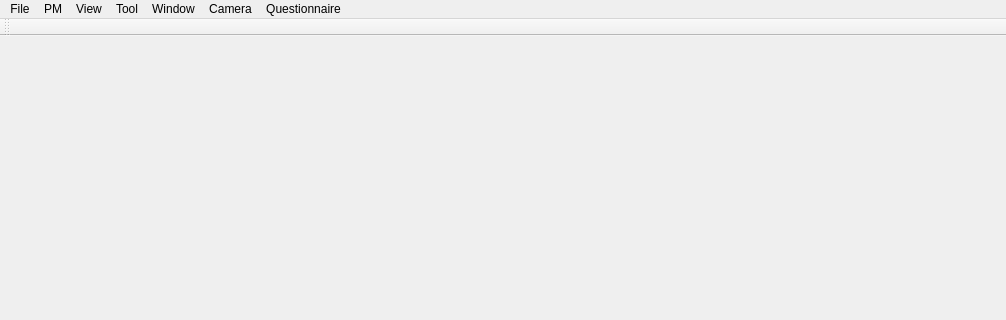
The window that ZoningPlanner/MainWindow.ui (gnishida/ZoningPlanner) describes before a commit, drawn with Qt 5; both pictures show x 0 to 1006 and y 0 to 320 of the 1006 by 800 pixel window.
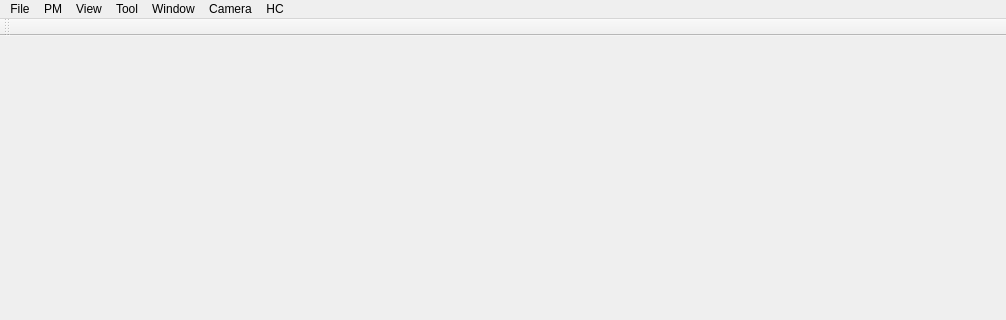
The same window after the commit. Icons and pictures are not drawn.

```diff
--- a/ZoningPlanner/MainWindow.ui
+++ b/ZoningPlanner/MainWindow.ui
@@ -89,7 +89,7 @@
    </widget>
    <widget class="QMenu" name="menuQuestionaire">
     <property name="title">
-     <string>Questionnaire</string>
+     <string>HC</string>
     </property>
     <addaction name="actionQuestionnaireStart"/>
    </widget>
```
Left out of the diff: 16 changed lines with no effect on the pictures.
